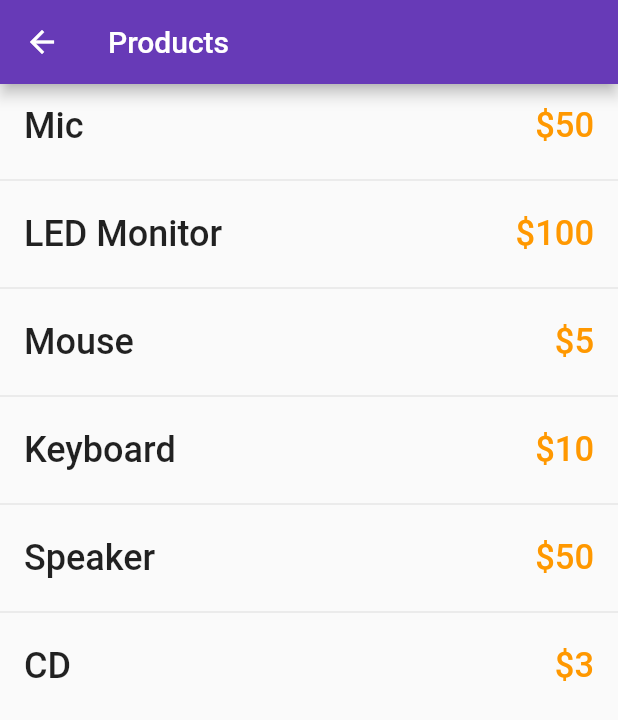
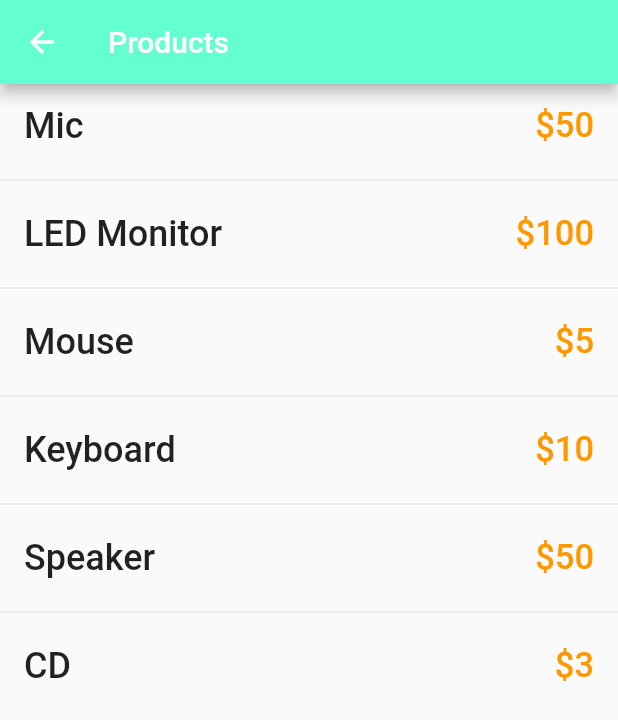
Before and after one commit to abishek-dev-max/CartApp, a Flutter app: the screen it shows after launch, after a tap on "Products", on a phone screen of 412 x 824 dp. Shown: the top 720 px of the screen. Run offline on Flutter 3.47's test engine with Material 2 defaults, Android fonts, the phone set to English and light mode, and no system bars.

Commit message:
new changes

```diff
--- a/lib/Screens/OrderScreen.dart
+++ b/lib/Screens/OrderScreen.dart
@@ -12,7 +12,8 @@ class OrderScreen extends StatelessWidget {
       crossAxisAlignment: CrossAxisAlignment.center,
       children: [ListView.separated(
           itemBuilder: (BuildContext context,int  index) {
-          return Material(child:ListTile(
+          return Material(color:Colors.greenAccent ,
+            child:ListTile(
             title: Text(cart[index].Name,style: TextStyle(fontSize: 24,fontWeight: FontWeight.w500),),
             trailing: Text('\$${cart[index].Price.toString()}',style: TextStyle(color: Colors.orange,fontSize: 23,fontWeight: FontWeight.w500),),
             // subtitle:Text("Total = $Sum"),
--- a/lib/Screens/ProductScreen.dart
+++ b/lib/Screens/ProductScreen.dart
@@ -17,7 +17,7 @@ class ProductScreen extends StatelessWidget {
   Widget build(BuildContext context) {
     return Scaffold(
       appBar: AppBar(title: Text('Products')
-      ),
+      ,backgroundColor: Color.fromARGB(255, 100, 255, 208)),
       body: ListView.separated(
           itemBuilder: (BuildContext context,int  index) {
           return ListTile(
--- a/lib/main.dart
+++ b/lib/main.dart
@@ -67,9 +67,9 @@ class _CartAppState extends State<CartApp> {
                                 ProductScreen((SelectedProduct) {
                                   setState(() {
                                     cart.add(SelectedProduct);//update
-                                    for (var element in cart) {
+                                    cart.forEach((element) {
                                       sum=sum+element.Price;
-                                    }
+                                    });
                                   });
                                 }
                                 ),
```
